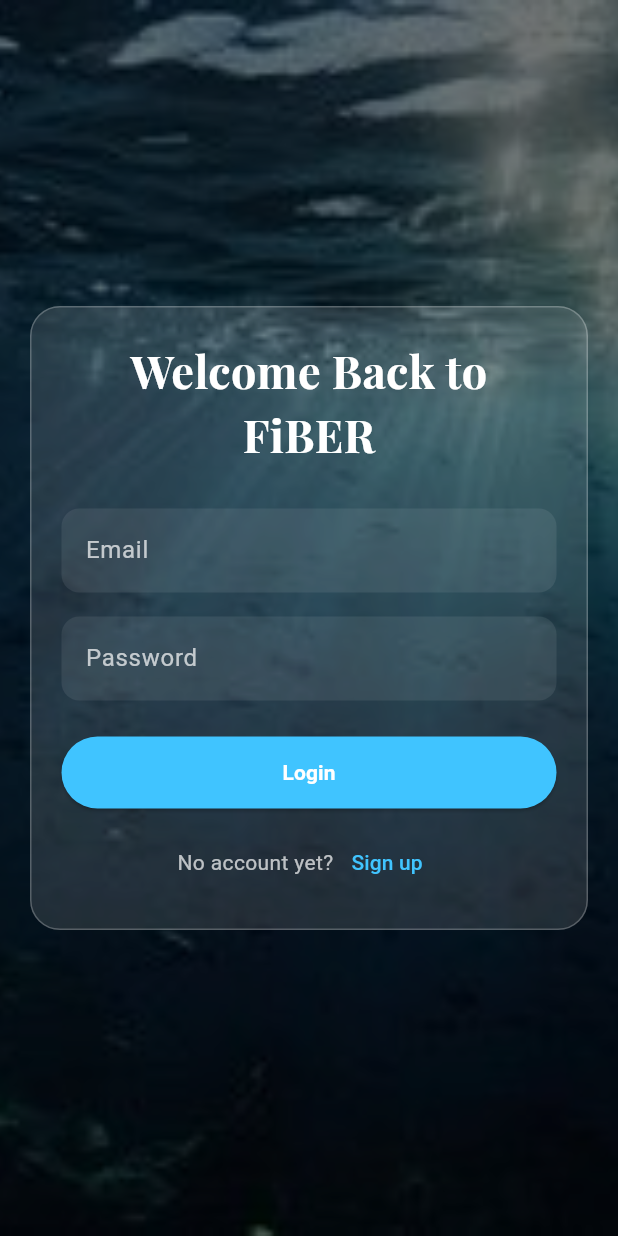
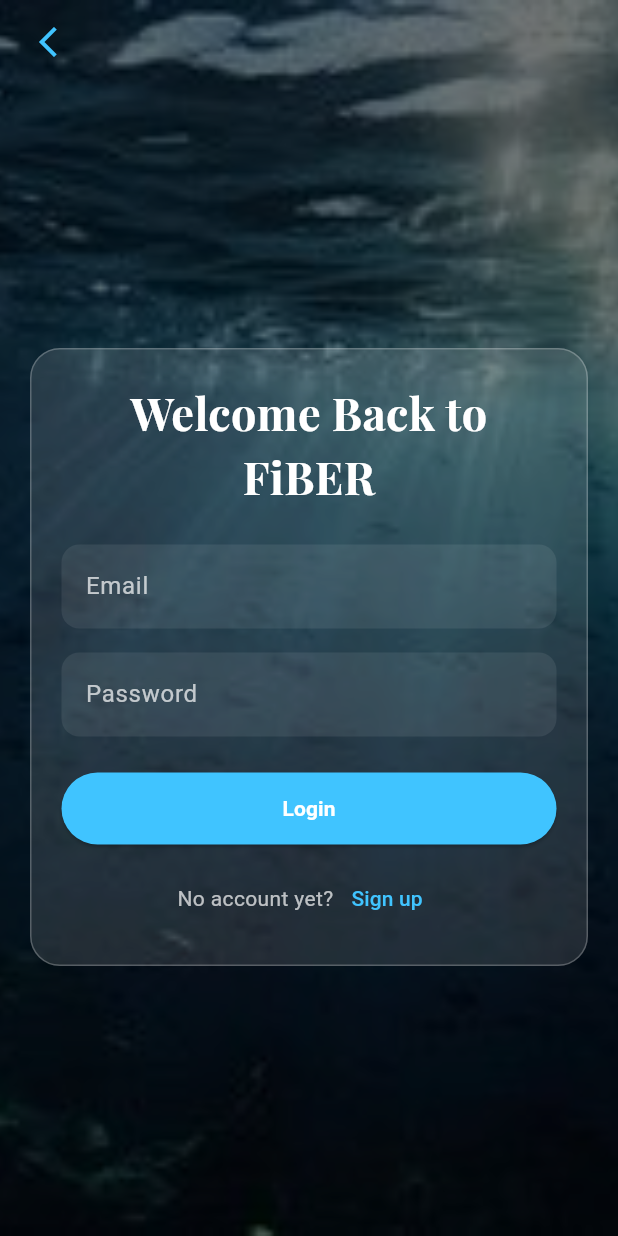
Before and after one commit to marcoffeebean/FiBER-v2, a Flutter app: the screen it shows after launch, after a tap on "Log in", on a phone screen of 412 x 824 dp. Run offline on Flutter 3.47's test engine with Material 3 defaults, Android fonts, the phone set to English and light mode, and no system bars; our stand-ins replace cloud_firestore, file_picker, firebase_auth, firebase_core, firebase_storage, google_fonts; missing offline and left inert: docx_to_text, syncfusion_flutter_pdf; accounts and stored records are empty.

Commit message:
Improve front page design

```diff
--- a/lib/screens/about_us.dart
+++ b/lib/screens/about_us.dart
@@ -93,7 +93,7 @@
           const SizedBox(height: 32),
           Center(
             child: Text(
-              '© 2025 FiBER Development Team',
+              '© 2026 FiBER Development Team. All rights reserved.',
               style: TextStyle(
                   color: theme.colorScheme.onSurfaceVariant, fontSize: 12),
             ),
--- a/lib/screens/front_page.dart
+++ b/lib/screens/front_page.dart
@@ -171,6 +171,7 @@
                       children: [
                         Text(
                           'Our Successful BFAS Alumni',
+                          textAlign: TextAlign.center,
                           style: GoogleFonts.playfairDisplay(
                             fontSize: 26,
                             fontWeight: FontWeight.bold,
@@ -178,8 +179,9 @@
                           ),
                         ),
                         const SizedBox(height: 12),
-                        Text(
+                        const Text(
                           'Proud graduates who turned their passion for fisheries into meaningful careers and real impact.',
+                          textAlign: TextAlign.center,
                           style: TextStyle(
                            color: Colors.white,
                             fontSize: 15,
@@ -209,7 +211,7 @@
                                 return Container(
                                   padding: const EdgeInsets.all(14),
                                   decoration: BoxDecoration(
-                                    color: const Color.fromARGB(169, 6, 100, 241),
+                                    color: const Color(0xFFF0F8FF),
                                     borderRadius: BorderRadius.circular(18),
                                     border: Border.all(
                                       color: Colors.lightBlue.shade100,
@@ -273,7 +275,7 @@
                                         style: TextStyle(
                                           fontSize: 13,
                                           fontWeight: FontWeight.w600,
-                                          color: Colors.blue.shade700,
+                                          color: const Color.fromARGB(255, 20, 90, 161),
                                         ),
                                       ),
                                       const SizedBox(height: 4),
--- a/lib/screens/login_screen.dart
+++ b/lib/screens/login_screen.dart
@@ -14,12 +14,10 @@
   final _formKey = GlobalKey<FormState>();
   final TextEditingController _emailCtrl = TextEditingController();
   final TextEditingController _passwordCtrl = TextEditingController();
-
   bool _isLoading = false;
 
   void _submit() async {
     if (!_formKey.currentState!.validate()) return;
-
     setState(() => _isLoading = true);
 
     final user = await AuthService.login(
@@ -39,7 +37,6 @@
       return;
     }
 
-  // ✅ SAFE ROLE CHECK (works ONLY if user is AppUser)
     if (user.role == UserRole.admin) {
       Navigator.pushReplacementNamed(context, '/admin');
     } else if (user.role == UserRole.teacher) {
@@ -62,11 +59,33 @@
         child: Container(
           color: Colors.black.withAlpha(140),
           child: SafeArea(
+            child: Column(
+              children: [
+                // ── Back button ─────────────────────────────────
+                Align(
+                  alignment: Alignment.topLeft,
+                  child: Padding(
+                    padding: const EdgeInsets.only(left: 8, top: 4),
+                    child: IconButton(
+                      icon: const Icon(Icons.arrow_back_ios_new,
+                          color: Colors.lightBlueAccent),
+                      onPressed: () =>
+                          Navigator.pushReplacementNamed(context, '/'),
+                      tooltip: 'Back to Home',
+                    ),
+                  ),
+                ),
+
+                // ── Form ────────────────────────────────────────
+                Expanded(
                   child: Center(
                     child: SingleChildScrollView(
                       padding: const EdgeInsets.all(20),
                       child: _buildGlassCard(),
                     ),
+                  ),
+                ),
+              ],
             ),
           ),
         ),
@@ -96,11 +115,6 @@
               ),
               textAlign: TextAlign.center,
             ),
-            const SizedBox(height: 4),
-            /*const Text(
-              'Log in to continue your learning journey',
-              style: TextStyle(color: Colors.white70),
-            ),*/
             const SizedBox(height: 24),
             _buildTextField(controller: _emailCtrl, label: 'Email'),
             const SizedBox(height: 16),
@@ -132,7 +146,8 @@
       decoration: InputDecoration(
         labelText: label,
         labelStyle: const TextStyle(color: Colors.white70),
-        floatingLabelStyle: const TextStyle(color: Colors.lightBlueAccent),
+        floatingLabelStyle:
+            const TextStyle(color: Colors.lightBlueAccent),
         filled: true,
         fillColor: const Color.fromRGBO(255, 255, 255, 0.08),
         border: OutlineInputBorder(
@@ -152,12 +167,13 @@
       child: ElevatedButton(
         style: ElevatedButton.styleFrom(
           backgroundColor: Colors.lightBlueAccent,
-          shape:
-              RoundedRectangleBorder(borderRadius: BorderRadius.circular(24)),
+          shape: RoundedRectangleBorder(
+              borderRadius: BorderRadius.circular(24)),
         ),
         onPressed: _submit,
         child: const Text('Login',
-            style: TextStyle(fontWeight: FontWeight.bold, color: Colors.white)),
+            style: TextStyle(
+                fontWeight: FontWeight.bold, color: Colors.white)),
       ),
     );
   }
```
Also changed, not shown: lib/screens/signup_screen.dart (+30 -15 lines). Lines whose indentation alone changed are shown as unchanged.
